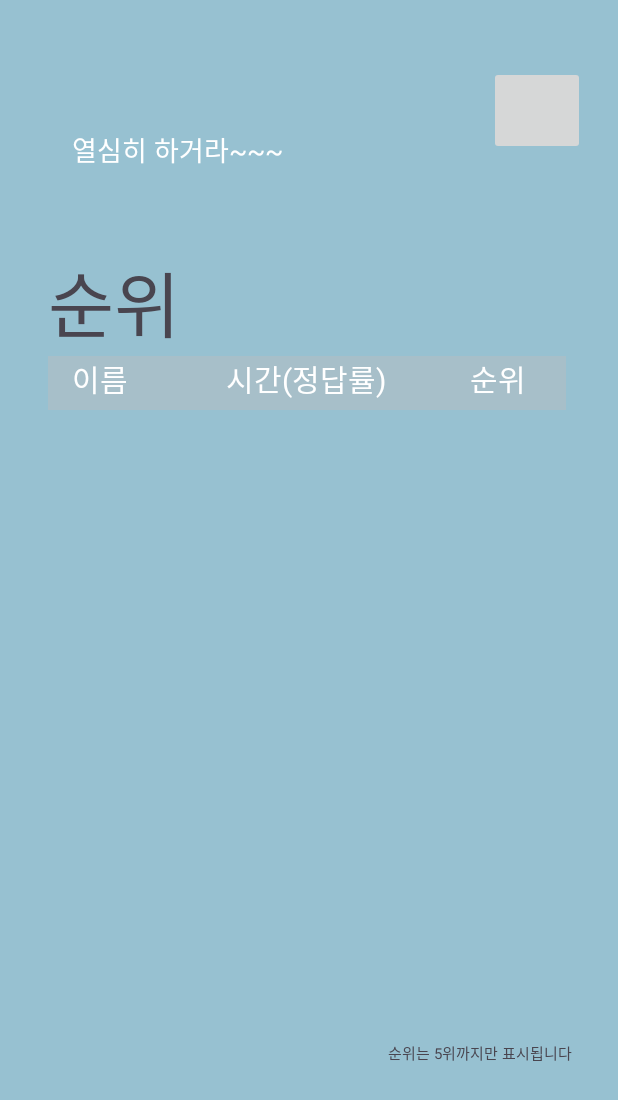
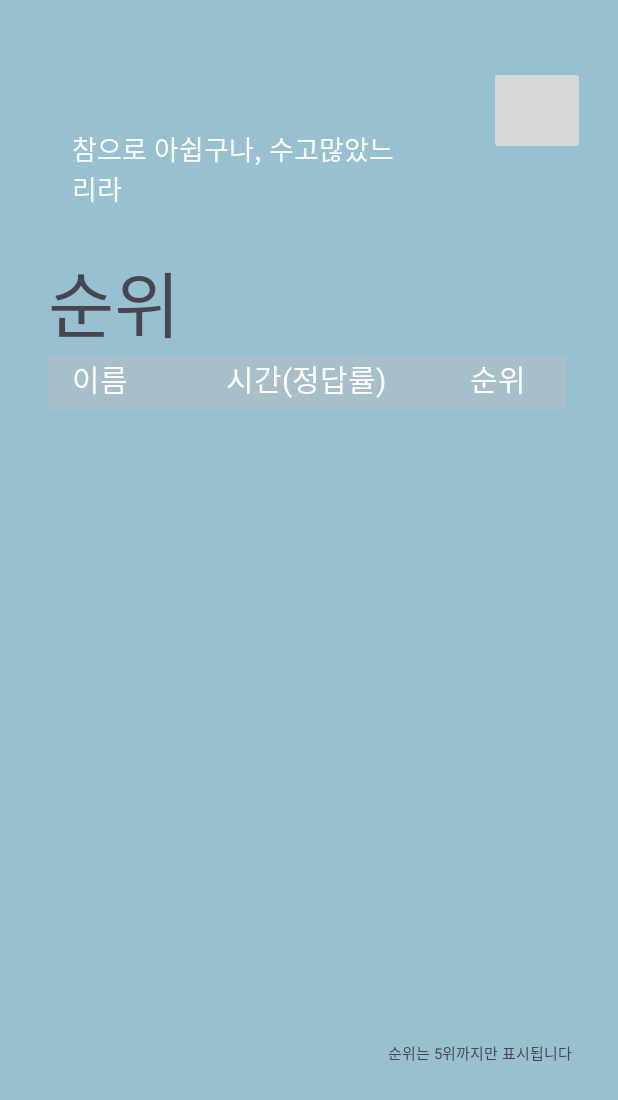
Before and after one commit to Zero020/HunminjeongeumApp, an Android app: the RankingAActivity screen opened directly, with no data from a screen before it, on a phone screen of 412 x 824 dp. Shown: the top 1100 px of the screen. Run offline under Robolectric (Android 15) with nearby library versions, the phone set to English and light mode, and no system bars.

Commit message:
초성게임 기능수정 - 타이머 1분으로 수정 - 랭킹 사용자 등록 완료 - 사용자 등록 버튼을 키보드 엔터 대체 완료

```diff
--- a/app/build.gradle.kts
+++ b/app/build.gradle.kts
@@ -10,7 +10,7 @@ android {
     defaultConfig {
         applicationId = "com.android.hunminjeongeumapp"
         minSdk = 24
-        targetSdk = 35
+        targetSdk = 34
         versionCode = 1
         versionName = "1.0"
 
--- a/app/src/main/java/com/android/hunminjeongeumapp/quiz_a/QuizAActivity.kt
+++ b/app/src/main/java/com/android/hunminjeongeumapp/quiz_a/QuizAActivity.kt
@@ -42,7 +42,7 @@ class QuizAActivity : AppCompatActivity() {
     var currentQuestionIndex = 0
     var questionsList = mutableListOf<Question>()
 
-    var timeLimit: Long = 120000 // 2분
+    var timeLimit: Long = 60000 // 1분
     lateinit var countDownTimer: CountDownTimer
 
     var totalCorrectAnswers = 0
@@ -109,7 +109,9 @@ class QuizAActivity : AppCompatActivity() {
 
         showQuestion() // 첫 번째 문제 표시
         // EditText에 포커스가 있을 때 키보드 상태 체크
-        answer.setOnFocusChangeListener { _, hasFocus ->                darkBackground.visibility = FrameLayout.VISIBLE
+        answer.setOnFocusChangeListener { _, hasFocus ->
+
+            darkBackground.visibility = FrameLayout.VISIBLE
 
             if (hasFocus) {
 
--- a/app/src/main/java/com/android/hunminjeongeumapp/quiz_a/RankingAActivity.kt
+++ b/app/src/main/java/com/android/hunminjeongeumapp/quiz_a/RankingAActivity.kt
@@ -12,6 +12,9 @@ import androidx.recyclerview.widget.RecyclerView
 import com.android.hunminjeongeumapp.R
 import android.database.sqlite.SQLiteDatabase
 import android.database.Cursor
+import android.view.KeyEvent
+import android.view.inputmethod.EditorInfo
+import android.view.inputmethod.InputMethodManager
 import android.widget.EditText.*
 import android.widget.ImageButton
 import com.android.hunminjeongeumapp.MainActivity
@@ -20,7 +23,6 @@ class RankingAActivity : AppCompatActivity() {
 
     lateinit var rankingRecyclerView: RecyclerView
     lateinit var nameInput: EditText // 유저 이름 입력 받는 EditText
-    lateinit var inputButton: Button // 유저 이름을 저장할 버튼
 
     lateinit var resultText: TextView // 게임 결과 표시할 텍스트뷰
     lateinit var homeButton: ImageButton
@@ -34,7 +36,6 @@ class RankingAActivity : AppCompatActivity() {
         // findViewById로 뷰 연결
         rankingRecyclerView = findViewById(R.id.rankingList)
         nameInput = findViewById(R.id.nameInput)
-        inputButton = findViewById(R.id.inputButton)
         resultText = findViewById(R.id.ResultText)
         homeButton = findViewById(R.id.homeButton)
 
@@ -52,39 +53,53 @@ class RankingAActivity : AppCompatActivity() {
         loadRankingData()
 
         // 조건에 맞지 않으면 이름 입력을 비활성화
-        if (receivedTime >= 120 || receivedAccuracy == 0f) {
+        if (receivedTime >= 60) {
             // 시간 초과 또는 정답률 0%인 경우
-            Toast.makeText(this, "시간 초과 또는 정답률 0%로 인해 랭킹에 저장되지 않았습니다.", Toast.LENGTH_SHORT).show()
+            Toast.makeText(this, "시간 초과로 순위에 등록하지 못하느리라.", Toast.LENGTH_SHORT).show()
 
             // 이름 입력 필드 및 버튼 비활성화
             nameInput.isEnabled = false
-            inputButton.isEnabled = false
             nameInput.visibility = EditText.INVISIBLE
-            inputButton.visibility = Button.INVISIBLE
-            resultText.text = "열심히 하거라~~~"
+            resultText.text = "참으로 아쉽구나, 수고많았느리라"
+
+        }else if(receivedAccuracy == 0f){
+            Toast.makeText(this, "정답률 0%로 인해 순위에 등록하지 못하느리라.", Toast.LENGTH_SHORT).show()
+
+            // 이름 입력 필드 및 버튼 비활성화
+            nameInput.isEnabled = false
+            nameInput.visibility = EditText.INVISIBLE
+            resultText.text = "참으로 아쉽구나, 수고많았느리라"
 
         } else {
             // 조건을 만족하면 이름 입력 필드 및 버튼 활성화
             nameInput.isEnabled = true
-            inputButton.isEnabled = true
-            inputButton.visibility = Button.VISIBLE
 
-            if (minutes == 0){
-                resultText.text = String.format("%02d초", seconds) +"이구나, \n" +
-                        "정답률은 ${String.format("%.2f", receivedAccuracy * 100)}%이다~"
-            }else{
-                resultText.text = String.format("%d분 %02d초", minutes, seconds) +"이구나, \n" +
-                        "정답률은 ${String.format("%.2f", receivedAccuracy * 100)}%이다~"
+            if (minutes != 1) {
+                resultText.text = String.format("%02d초", seconds) + "동안, " +
+                        " ${String.format("%.2f", receivedAccuracy * 100)}%맞췄다, \n 수고많았느리라"
+
             }
         }
 
-        inputButton.setOnClickListener {
-            val username = nameInput.text.toString()
+        nameInput.setOnEditorActionListener { _, actionId, event ->
+            if (actionId == EditorInfo.IME_ACTION_DONE || event?.keyCode == KeyEvent.KEYCODE_ENTER) {
+                val username = nameInput.text.toString().trim() // 입력값 가져오기
                 if (username.isNotEmpty()) {
                     saveGameResult(username, receivedAccuracy, receivedTime.toInt(), "")
-                Toast.makeText(this, "랭킹에 저장되었습니다!", Toast.LENGTH_SHORT).show()
+                    Toast.makeText(this, "랭킹에 저장됐느리라.", Toast.LENGTH_SHORT).show()
+
+                    // 키보드 숨기기
+                    val imm = getSystemService(INPUT_METHOD_SERVICE) as InputMethodManager
+                    imm.hideSoftInputFromWindow(nameInput.windowToken, 0)
+
+                    // 입력 필드 비활성화
+                    nameInput.isEnabled = false
                 } else {
-                Toast.makeText(this, "이름을 입력해주세요.", Toast.LENGTH_SHORT).show()
+                    Toast.makeText(this, "이름을 입력하거라", Toast.LENGTH_SHORT).show()
+                }
+                true
+            } else {
+                false
             }
         }
 
@@ -137,7 +152,6 @@ class RankingAActivity : AppCompatActivity() {
             // 랭킹 데이터 갱신
             loadRankingData()
             nameInput.isEnabled = false
-        inputButton.isEnabled = false
         }
 
     }
--- a/app/src/main/res/layout/activity_quiz_aranking.xml
+++ b/app/src/main/res/layout/activity_quiz_aranking.xml
@@ -78,30 +78,20 @@
         android:layout_width="0dp"
         android:layout_height="58dp"
         android:layout_marginStart="32dp"
+        android:layout_marginEnd="32dp"
         android:layout_marginBottom="50dp"
         android:background="#FFFFFF"
         android:backgroundTint="#FFFFFF"
-        android:hint="이름을 입력하세요"
+        android:hint="이름을 입력하거라"
+        android:imeOptions="actionDone"
+        android:inputType="text"
         android:padding="12dp"
+        android:singleLine="true"
         android:textColor="#000000"
         android:textSize="22sp"
         app:layout_constraintBottom_toBottomOf="parent"
-        app:layout_constraintEnd_toStartOf="@+id/inputButton"
+        app:layout_constraintEnd_toEndOf="parent"
         app:layout_constraintStart_toStartOf="parent" />
-
-    <!-- 랭킹 등록버튼 -->
-    <Button
-        android:id="@+id/inputButton"
-        android:layout_width="wrap_content"
-        android:layout_height="58dp"
-        android:layout_marginEnd="32dp"
-        android:layout_marginBottom="50dp"
-        android:background="#6BC6B3"
-        android:text="입력"
-        android:textColor="@color/white"
-        android:textSize="20sp"
-        app:layout_constraintBottom_toBottomOf="parent"
-        app:layout_constraintEnd_toEndOf="parent" />
 
     <ImageButton
         android:id="@+id/homeButton"
```
Also changed, not shown: app/src/main/java/com/android/hunminjeongeumapp/quiz_a/RankingAAdapter.kt (+1 -8 lines). Lines whose indentation alone changed are shown as unchanged.
